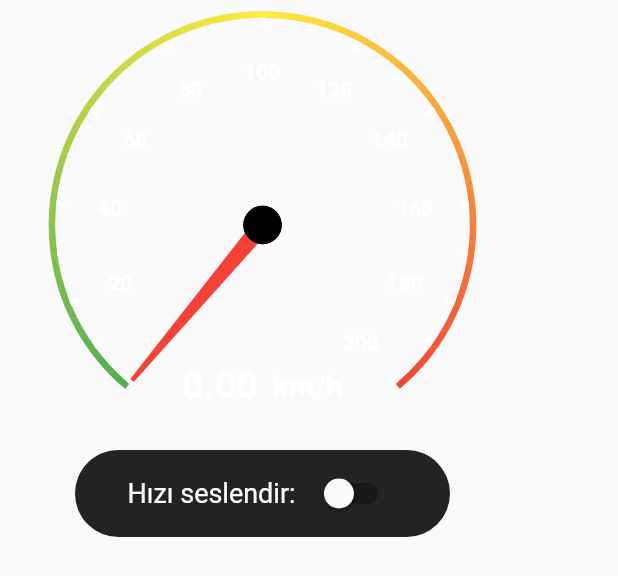
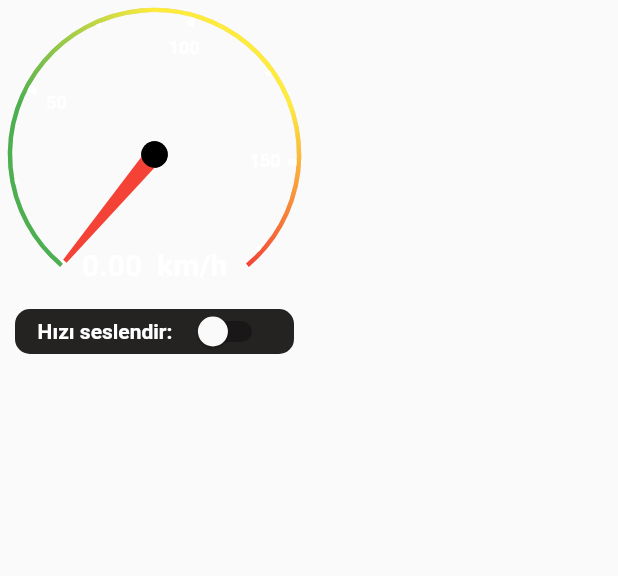
Before and after one commit to tolgaocal80/Driver_Monitoring_System, a Flutter app: the DashScreen widget shown alone on an empty page, opened directly, on a phone screen of 412 x 824 dp. Shown: the top 576 px of the screen. Run offline on Flutter 3.47's test engine with Material 2 defaults, Android fonts, the phone set to English and light mode, and no system bars; drawn by our look-alikes of syncfusion_flutter_gauges; our stand-ins replace firebase_auth, firebase_core, flutter_spinkit, flutter_tts, font_awesome_flutter, geocoding and 7 more; missing offline and left inert: dart:html, google_maps; accounts and stored records are empty.

Commit message:
more progress

```diff
--- a/lib/home_page.dart
+++ b/lib/home_page.dart
@@ -1,4 +1,4 @@
-import 'package:driver_monitoring_system/speedometer/master.dart';
+import 'package:driver_monitoring_system/speedometer/speed_screen.dart';
 import 'package:driver_monitoring_system/weather/weather_data/weather_builder.dart';
 import 'package:firebase_auth/firebase_auth.dart';
 import 'package:flutter/cupertino.dart';
@@ -128,7 +128,7 @@ class _MyHomePageState extends State<MyHomePage> {
           children: [
             MapScreen(),
             CurrentWeatherPage(weatherUseCase: useCase,),
-            SpeedometerApp()
+            SpeedScreen()
           ],
         ),
       ),
--- a/lib/speedometer/components/speedometer.dart
+++ b/lib/speedometer/components/speedometer.dart
@@ -1,9 +1,9 @@
 import 'package:flutter/material.dart';
 import 'package:syncfusion_flutter_gauges/gauges.dart';
 
-/// The central speedometer made using Syncfusion gauge package, that shows current speed
-///
-/// Also shows highest speed so far since app was opened
+// The central speedometer made using Syncfusion gauge package, that shows current speed
+// Also shows highest speed so far since app was opened
+
 class Speedometer extends StatelessWidget {
   const Speedometer({
     Key? key,
@@ -29,13 +29,11 @@ class Speedometer extends StatelessWidget {
       color: Colors.white,
     );
     return SfRadialGauge(
-
       axes: <RadialAxis>[
         RadialAxis(
           minimum: gaugeBegin,
           maximum: gaugeEnd,
-          labelOffset: 30,
-
+          labelOffset: 15,
           axisLineStyle: const AxisLineStyle(
             thicknessUnit: GaugeSizeUnit.factor,
             thickness: 0.03,
@@ -53,7 +51,7 @@ class Speedometer extends StatelessWidget {
           axisLabelStyle: const GaugeTextStyle(
             color: Colors.white,
             fontWeight: FontWeight.bold,
-            fontSize: 14,
+            fontSize: 12,
           ),
           ranges: <GaugeRange>[
             GaugeRange(
@@ -63,8 +61,8 @@ class Speedometer extends StatelessWidget {
               startWidth: 0.03,
               endWidth: 0.03,
               gradient: const SweepGradient(
-                colors: <Color>[Colors.green, Colors.yellow, Colors.red],
-                stops: <double>[0.0, 0.5, 1],
+                colors: <Color>[Colors.green, Colors.green, Colors.yellow, Colors.yellow, Colors.red],
+                stops: <double>[0.0, 0.25, 0.5, 0.75, 1],
               ),
             ),
           ],
@@ -99,7 +97,7 @@ class Speedometer extends StatelessWidget {
                 children: <Widget>[
                   Text(
                     velocity!.toStringAsFixed(2),
-                    style: _annotationTextStyle.copyWith(fontSize: 25),
+                    style: _annotationTextStyle.copyWith(fontSize: 20),
                   ),
                   const SizedBox(width: 10),
                   Text(velocityUnit, style: _annotationTextStyle),
--- a/lib/speedometer/components/tts_form.dart
+++ b/lib/speedometer/components/tts_form.dart
@@ -4,32 +4,29 @@ class TextToSpeechSettingsForm extends StatelessWidget {
   const TextToSpeechSettingsForm({
     required this.isTTSActive,
     required this.activeSetter,
-
     Key? key,
   }) : super(key: key);
 
   final bool isTTSActive;
-
   final void Function(bool) activeSetter;
 
   @override
   Widget build(BuildContext context) {
     return Container(
-      margin: const EdgeInsets.only(top: 0, bottom: 0, left: 50, right: 50),
-      padding: const EdgeInsets.only(top: 5, bottom: 5, left: 5, right: 5),
-    //  width: MediaQuery.of(context).size.width / 2 - 20,
-    //  height: MediaQuery.of(context).size.height / 2 - 80,
+      margin: const EdgeInsets.symmetric(vertical: 0, horizontal: 10),
       decoration: BoxDecoration(
-        borderRadius: BorderRadius.circular(30),
+        borderRadius: BorderRadius.circular(10),
         color: const Color(0xFF252222),
       ),
       alignment: Alignment.center,
+      height: 30,
+
       child: Row(
             mainAxisAlignment: MainAxisAlignment.center,
             children: [
               const Text(
                 'Hızı seslendir:  ',
-                style: TextStyle(color: Colors.white, fontSize: 18),
+                style: TextStyle(color: Colors.white, fontSize: 14, fontWeight: FontWeight.bold),
               ),
               Switch(
                 value: isTTSActive,
--- a/lib/speedometer/dash_screen.dart
+++ b/lib/speedometer/dash_screen.dart
@@ -67,7 +67,7 @@ class _DashScreenState extends State<DashScreen> {
   );
 
   /// TTS talk duration
-  final Duration _ttsDuration = const Duration(seconds: 3);
+  final Duration _ttsDuration = const Duration(seconds: 9);
 
   // For velocity Tracking
   /// Geolocator is used to find velocity
@@ -84,13 +84,11 @@ class _DashScreenState extends State<DashScreen> {
 
   @override
   void initState() {
-  //  _ttsService.getLanguages.then((value) => print(value.toString()));
     super.initState();
     // Speedometer functionality. Updates any time velocity changes.
     _velocityUpdatedStreamController = StreamController<double?>();
     locator.getPositionStream(locationSettings: const LocationSettings(accuracy: LocationAccuracy.bestForNavigation))
-        .listen(
-          (Position position) => _onAccelerate(position.speed),
+        .listen((Position position) => _onAccelerate(position.speed),
     );
 
     // Set velocities to zero when app opens
@@ -109,8 +107,9 @@ class _DashScreenState extends State<DashScreen> {
         // Start text to speech service
         _startTTS();
       });
+  }
 
-  }
+
 
   /// Callback that runs when velocity updates, which in turn updates stream.
   void _onAccelerate(double speed) {
@@ -124,19 +123,22 @@ class _DashScreenState extends State<DashScreen> {
     if(_velocity! > 120){
       _ttsService.speak("Yüksek hız");
     }
-
   }
 
   @override
   Widget build(BuildContext context) {
-    const double gaugeBegin = 0, gaugeEnd = 200;
+    const double gaugeBegin = 0, gaugeEnd = 180;
+
+    double width = MediaQuery.of(context).size.width / 2;
 
     return Container(
       alignment: Alignment.center,
       padding: EdgeInsets.zero,
-      height: 360,
-      width: 350,
+      margin: EdgeInsets.zero,
+      height: width + 35,
+      width: width ,
       child: ListView(
+        padding: EdgeInsets.zero,
 
         children: [
           // StreamBuilder updates Speedometer when new velocity received
@@ -144,7 +146,10 @@ class _DashScreenState extends State<DashScreen> {
             stream: _velocityUpdatedStreamController.stream,
             builder: (context, snapshot) {
               return Container(
+                width: width,
+                height: width,
                 padding: EdgeInsets.zero,
+                margin: EdgeInsets.zero,
                 child: Speedometer(
                   gaugeBegin: gaugeBegin,
                   gaugeEnd: gaugeEnd,
@@ -152,10 +157,7 @@ class _DashScreenState extends State<DashScreen> {
                   maxVelocity: _highestVelocity,
                   velocityUnit: widget.unit,
                 ),
-                width: 300,
-                height: 300,
-              )
-              ;
+              );
             },
           ),
           TextToSpeechSettingsForm(
@@ -176,4 +178,6 @@ class _DashScreenState extends State<DashScreen> {
     _ttsService.stop();
     super.dispose();
   }
+
+
 }
```
Also changed, not shown: lib/speedometer/speed_screen.dart (renamed from lib/speedometer/master.dart, +7 -5 lines), lib/weather/weather_page.dart (+67 -0 lines).
